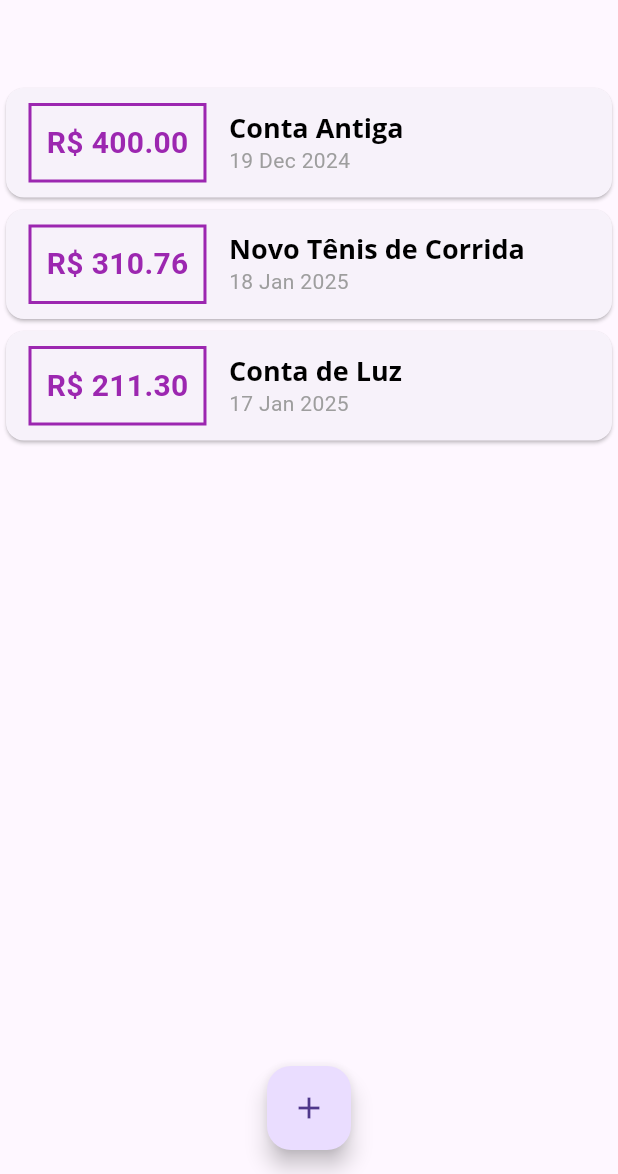
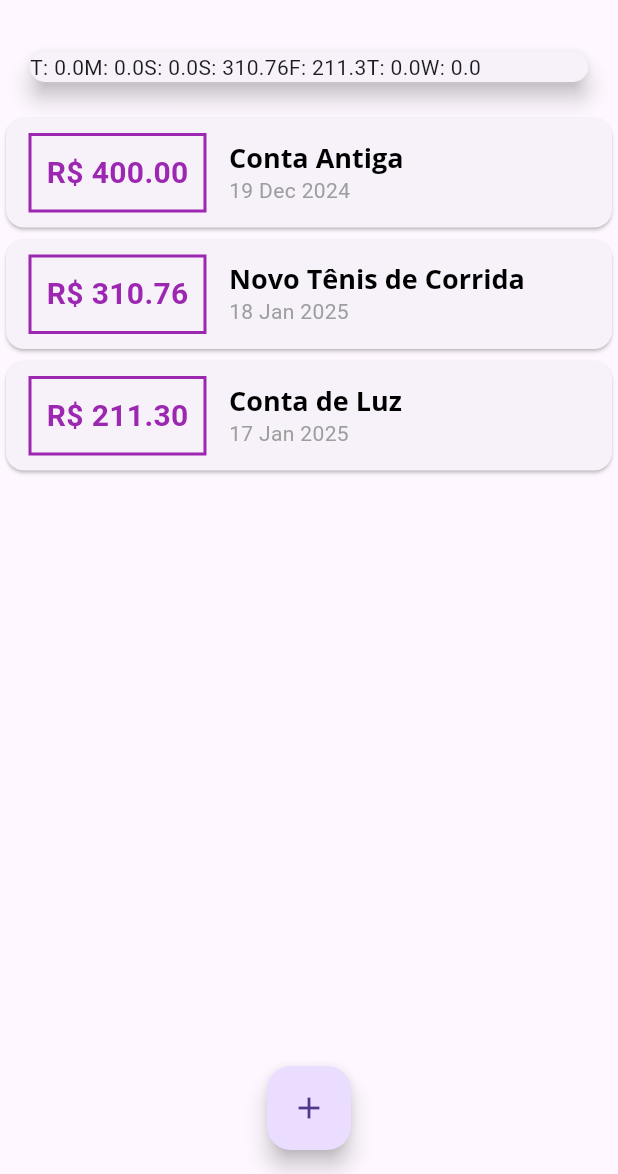
Before and after one commit to jgdlago/expenses-app, a Flutter app: the screen it shows after launch, on a phone screen of 412 x 824 dp, the part 62-1236 px from its top. Run offline on Flutter 3.47's test engine with Material 3 defaults, Android fonts, the phone set to English and light mode, and no system bars.

Commit message:
:sparkles: Feat: Exibir despesas por dia da semana

```diff
--- a/expenses/lib/components/chart.dart
+++ b/expenses/lib/components/chart.dart
@@ -25,9 +25,6 @@ class Chart extends StatelessWidget {
         }
       }
 
-      print(DateFormat.E().format(weekDay)[0]);
-      print(totalSum);
-
       return {
         'day': DateFormat.E().format(weekDay)[0],
         'value': totalSum,
@@ -42,7 +39,9 @@ class Chart extends StatelessWidget {
       elevation: 6,
       margin: const EdgeInsets.all(20),
       child: Row(
-        children: const [],
+        children: groupedTransactions.map((tr) {
+          return Text('${tr['day']}: ${tr['value']}');
+        }).toList(),
       ),
     );
   }
```
